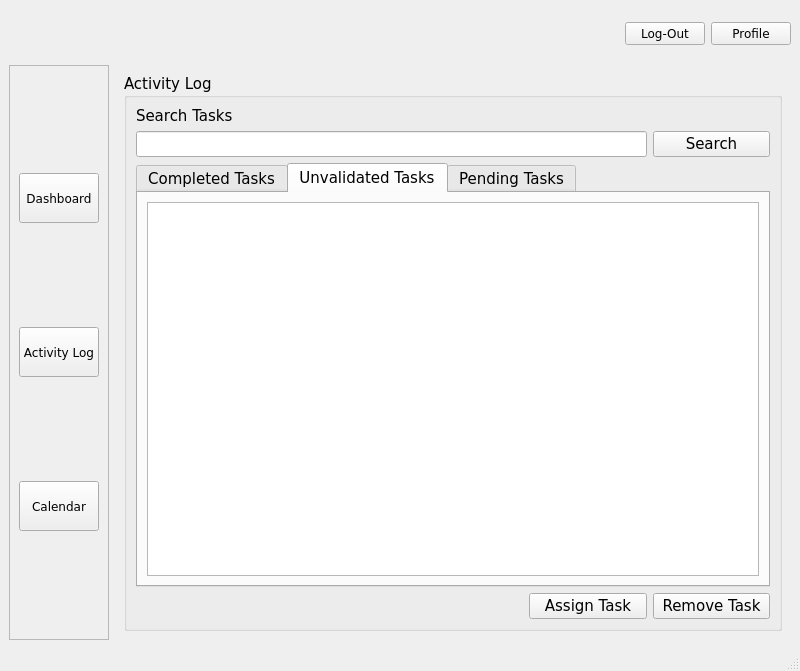
The window that CLOCKWORK_SEMESTER/dashboard_manager_updated.ui (AmielJohnPadasay/ClockWork) describes before a commit, drawn with Qt 5.
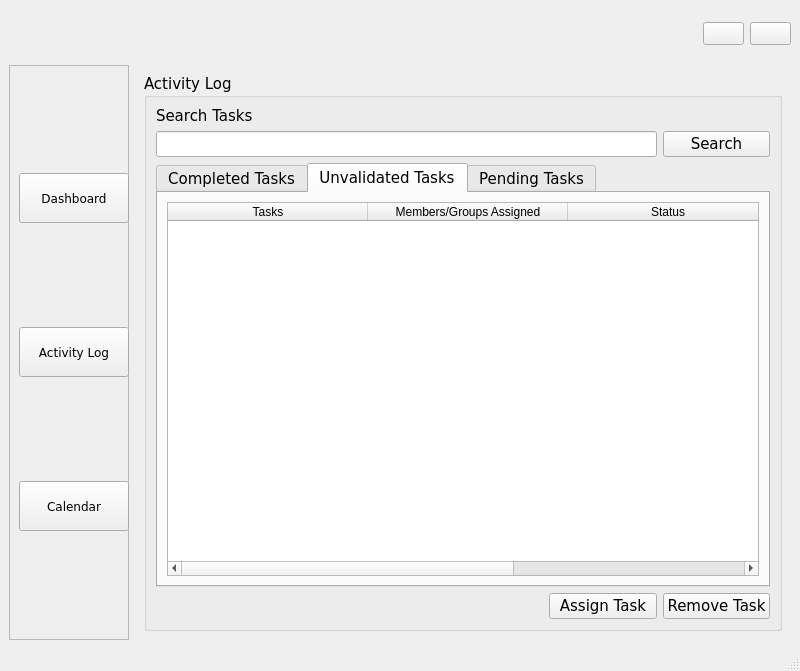
The same window after the commit. Icons and pictures are not drawn.

Commit message: added simple design

```diff
--- a/CLOCKWORK_SEMESTER/dashboard_manager_updated.ui
+++ b/CLOCKWORK_SEMESTER/dashboard_manager_updated.ui
@@ -71,7 +71,17 @@
     <item row="0" column="3">
      <widget class="QPushButton" name="log_out_btn">
       <property name="text">
-       <string>Log-Out</string>
+       <string/>
+      </property>
+      <property name="icon">
+       <iconset>
+        <normaloff>resources/new_menu_window_icon (6).png</normaloff>resources/new_menu_window_icon (6).png</iconset>
+      </property>
+      <property name="iconSize">
+       <size>
+        <width>50</width>
+        <height>50</height>
+       </size>
       </property>
      </widget>
     </item>
@@ -87,7 +97,17 @@
        <string>Group Members</string>
       </property>
       <property name="text">
-       <string>Profile</string>
+       <string/>
+      </property>
+      <property name="icon">
+       <iconset>
+        <normaloff>resources/new_menu_window_icon (5).png</normaloff>resources/new_menu_window_icon (5).png</iconset>
+      </property>
+      <property name="iconSize">
+       <size>
+        <width>50</width>
+        <height>50</height>
+       </size>
       </property>
      </widget>
     </item>
@@ -95,7 +115,7 @@
      <widget class="QFrame" name="btns_frame">
       <property name="maximumSize">
        <size>
-        <width>100</width>
+        <width>120</width>
         <height>16777215</height>
        </size>
       </property>
@@ -113,7 +133,7 @@
         <widget class="QPushButton" name="activity_log_btn">
          <property name="minimumSize">
           <size>
-           <width>80</width>
+           <width>110</width>
            <height>50</height>
           </size>
          </property>
@@ -129,13 +149,23 @@
          <property name="text">
           <string>Activity Log</string>
          </property>
+         <property name="icon">
+          <iconset>
+           <normaloff>resources/new_menu_window_icon (2).png</normaloff>resources/new_menu_window_icon (2).png</iconset>
+         </property>
+         <property name="iconSize">
+          <size>
+           <width>30</width>
+           <height>30</height>
+          </size>
+         </property>
         </widget>
        </item>
        <item row="0" column="0">
         <widget class="QPushButton" name="dashboard_btn">
          <property name="minimumSize">
           <size>
-           <width>80</width>
+           <width>110</width>
            <height>50</height>
           </size>
          </property>
@@ -151,13 +181,23 @@
          <property name="text">
           <string>Dashboard</string>
          </property>
+         <property name="icon">
+          <iconset>
+           <normaloff>resources/new_menu_window_icon.png</normaloff>resources/new_menu_window_icon.png</iconset>
+         </property>
+         <property name="iconSize">
+          <size>
+           <width>30</width>
+           <height>30</height>
+          </size>
+         </property>
         </widget>
        </item>
        <item row="2" column="0">
         <widget class="QPushButton" name="calendar_btn">
          <property name="minimumSize">
           <size>
-           <width>80</width>
+           <width>110</width>
            <height>50</height>
           </size>
          </property>
@@ -173,6 +213,16 @@
          <property name="text">
           <string>Calendar</string>
          </property>
+         <property name="icon">
+          <iconset>
+           <normaloff>resources/new_menu_window_icon (3).png</normaloff>resources/new_menu_window_icon (3).png</iconset>
+         </property>
+         <property name="iconSize">
+          <size>
+           <width>30</width>
+           <height>30</height>
+          </size>
+         </property>
         </widget>
        </item>
       </layout>
@@ -410,6 +460,31 @@
                  <attribute name="verticalHeaderDefaultSectionSize">
                   <number>50</number>
                  </attribute>
+                 <column>
+                  <property name="text">
+                   <string>Tasks</string>
+                  </property>
+                 </column>
+                 <column>
+                  <property name="text">
+                   <string>Members/Groups Assigned</string>
+                  </property>
+                 </column>
+                 <column>
+                  <property name="text">
+                   <string>Status</string>
+                  </property>
+                 </column>
+                 <column>
+                  <property name="text">
+                   <string>Priority Level</string>
+                  </property>
+                 </column>
+                 <column>
+                  <property name="text">
+                   <string>Due Date and Time</string>
+                  </property>
+                 </column>
                 </widget>
                </item>
               </layout>
```
The commit also changes 2 other files.
